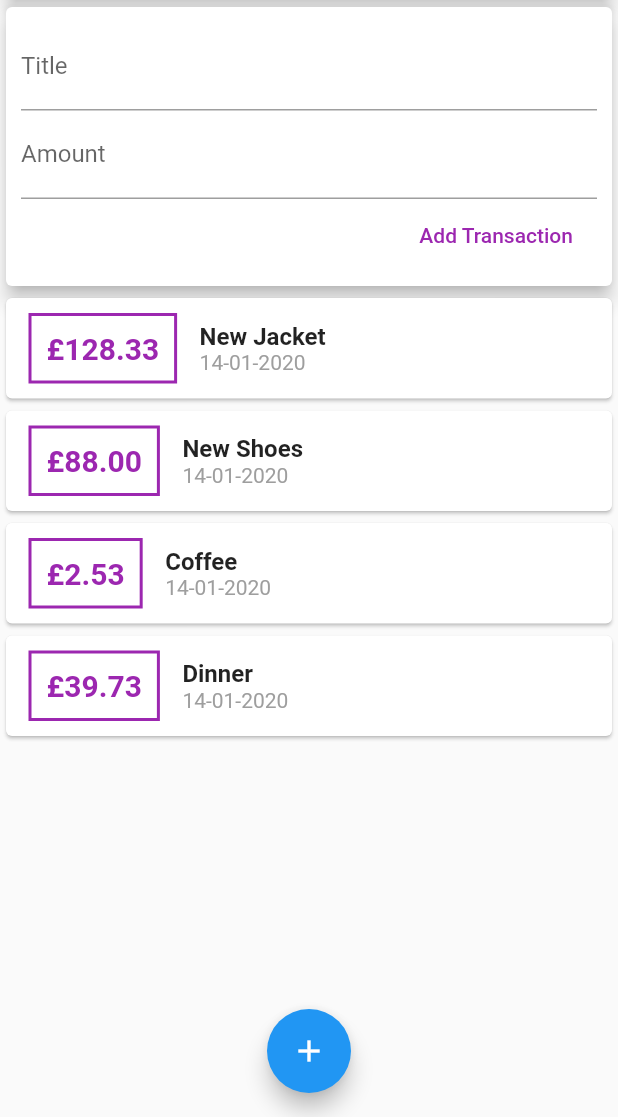
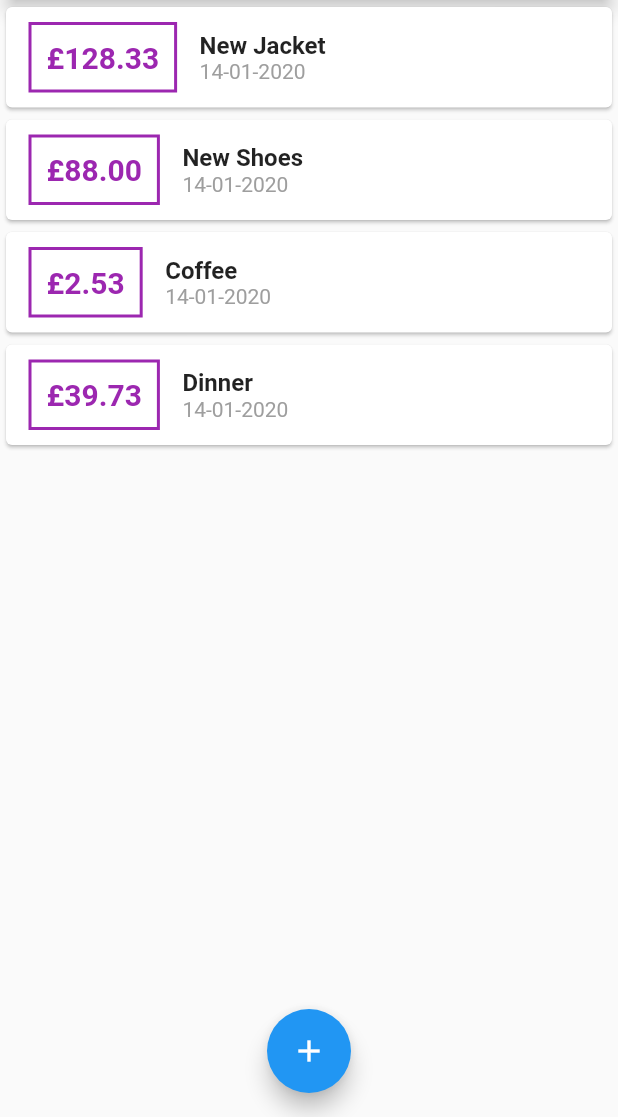
Before and after one commit to jeanrauwers/personal-finance, a Flutter app: the screen it shows after launch, on a phone screen of 412 x 824 dp, the part 119-1236 px from its top. Run offline on Flutter 3.47's test engine with Material 2 defaults, Android fonts, the phone set to English and light mode, and no system bars.

```diff
--- a/lib/main.dart
+++ b/lib/main.dart
@@ -1,7 +1,10 @@
 import 'package:flutter/material.dart';
+import 'package:personal_expenses/widgets/new_transaction.dart';
+import 'package:personal_expenses/widgets/transaction_list.dart';
 
+import './models/transaction.dart';
 import './widgets/chart.dart';
-import './widgets/user_transactions.dart';
+import './widgets/transaction_list.dart';
 
 void main() => runApp(MyApp());
 
@@ -19,7 +22,45 @@ class MyApp extends StatelessWidget {
   }
 }
 
-class MyHomePage extends StatelessWidget {
+class MyHomePage extends StatefulWidget {
+  @override
+  _MyHomePageState createState() => _MyHomePageState();
+}
+
+class _MyHomePageState extends State<MyHomePage> {
+  static DateTime now = DateTime.now();
+
+  final List<Transaction> _userTransactions = [
+    Transaction(id: 't01', title: 'New Jacket', amount: 128.33, date: now),
+    Transaction(id: 't02', title: 'New Shoes', amount: 88, date: now),
+    Transaction(id: 't03', title: 'Coffee', amount: 2.53, date: now),
+    Transaction(id: 't04', title: 'Dinner', amount: 39.73, date: now),
+    Transaction(id: 't05', title: 'Plane Ticket', amount: 480.25, date: now),
+  ];
+
+  void _addNewTransaction(String txTitle, double txAmount) {
+    final newTransaction = Transaction(
+        amount: txAmount,
+        title: txTitle,
+        date: now,
+        id: 't${_userTransactions.length + 1}');
+
+    setState(() {
+      _userTransactions.add(newTransaction);
+    });
+  }
+
+  void _startAddNewTRansaction(BuildContext context) {
+    showModalBottomSheet(
+        context: context,
+        builder: (_) {
+          return GestureDetector(
+              behavior: HitTestBehavior.opaque,
+              onTap: () {},
+              child: NewTransaction(newTransactionHandler: _addNewTransaction));
+        });
+  }
+
   @override
   Widget build(BuildContext context) {
     return Scaffold(
@@ -28,7 +69,7 @@ class MyHomePage extends StatelessWidget {
           actions: <Widget>[
             IconButton(
               icon: Icon(Icons.add),
-              onPressed: () {},
+              onPressed: () => _startAddNewTRansaction(context),
             )
           ],
         ),
@@ -37,13 +78,13 @@ class MyHomePage extends StatelessWidget {
               crossAxisAlignment: CrossAxisAlignment.stretch,
               children: <Widget>[
                 Chart(),
-                UserTransactions(),
+                TransactionList(_userTransactions),
               ]),
         ),
         floatingActionButtonLocation: FloatingActionButtonLocation.centerFloat,
         floatingActionButton: FloatingActionButton(
           child: Icon(Icons.add),
-          onPressed: () {},
+          onPressed: () => _startAddNewTRansaction(context),
         ));
   }
 }
--- a/lib/widgets/new_transaction.dart
+++ b/lib/widgets/new_transaction.dart
@@ -1,11 +1,18 @@
 import 'package:flutter/material.dart';
 
-class NewTransaction extends StatelessWidget {
+class NewTransaction extends StatefulWidget {
+  final Function newTransactionHandler;
+
+  NewTransaction({this.newTransactionHandler});
+
+  @override
+  _NewTransactionState createState() => _NewTransactionState();
+}
+
+class _NewTransactionState extends State<NewTransaction> {
   final titleController = TextEditingController();
+
   final amountController = TextEditingController();
-  final Function newTransaction;
-
-  NewTransaction(this.newTransaction);
 
   void submitHandler() {
     final enterTitle = titleController.text;
@@ -14,7 +21,8 @@ class NewTransaction extends StatelessWidget {
     if (enterTitle.isEmpty || enteredAmount <= 0) {
       return;
     }
-    newTransaction(enterTitle, enteredAmount);
+    widget.newTransactionHandler(enterTitle, enteredAmount);
+    Navigator.of(context).pop();
   }
 
   @override
--- a/lib/widgets/user_transactions.dart
+++ /dev/null
@@ -1,44 +0,0 @@
-import 'package:flutter/material.dart';
-import '../models/transaction.dart';
-
-import './transaction_list.dart';
-import './new_transaction.dart';
-
-class UserTransactions extends StatefulWidget {
-  @override
-  _UserTransactionsState createState() => _UserTransactionsState();
-}
-
-class _UserTransactionsState extends State<UserTransactions> {
-  static DateTime now = DateTime.now();
-
-  final List<Transaction> _userTransactions = [
-    Transaction(id: 't01', title: 'New Jacket', amount: 128.33, date: now),
-    Transaction(id: 't02', title: 'New Shoes', amount: 88, date: now),
-    Transaction(id: 't03', title: 'Coffee', amount: 2.53, date: now),
-    Transaction(id: 't04', title: 'Dinner', amount: 39.73, date: now),
-    Transaction(id: 't05', title: 'Plane Ticket', amount: 480.25, date: now),
-  ];
-
-  void _addNewTransaction(String _title, double _amount) {
-    final newTransaction = Transaction(
-      id: 't${_userTransactions.length + 1}',
-      title: _title,
-      amount: _amount,
-      date: now,
-    );
-
-    setState(() {
-      _userTransactions.add(newTransaction);
-    });
-    print(_userTransactions);
-  }
-
-  @override
-  Widget build(BuildContext context) {
-    return Column(children: <Widget>[
-      NewTransaction(_addNewTransaction),
-      TransactionList(_userTransactions)
-    ]);
-  }
-}
```
